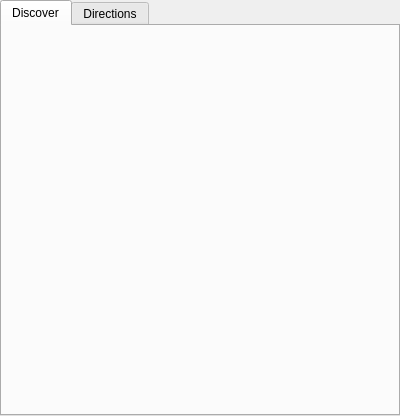
Qt form bnbnav-frontend/statedialog.ui (vicr123/bnbnav) before a commit.
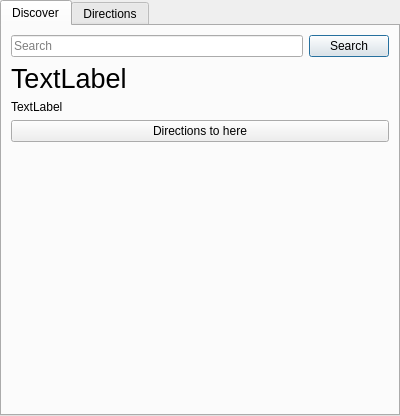
The same form after that commit. The open tabs and pages were chosen to show the change. Custom widgets are drawn as their Qt base class.

Commit message: Implement search and landmark clicks

```diff
--- a/bnbnav-frontend/statedialog.ui
+++ b/bnbnav-frontend/statedialog.ui
@@ -57,6 +57,91 @@
           <attribute name="title">
            <string>Discover</string>
           </attribute>
+          <layout class="QVBoxLayout" name="verticalLayout_5">
+           <item>
+            <layout class="QHBoxLayout" name="horizontalLayout_3">
+             <item>
+              <widget class="LocationEntryBox" name="searchBox">
+               <property name="placeholderText">
+                <string>Search</string>
+               </property>
+              </widget>
+             </item>
+             <item>
+              <widget class="QPushButton" name="searchButton">
+               <property name="text">
+                <string>Search</string>
+               </property>
+              </widget>
+             </item>
+            </layout>
+           </item>
+           <item>
+            <widget class="QStackedWidget" name="discoverStack">
+             <property name="currentIndex">
+              <number>0</number>
+             </property>
+             <widget class="QWidget" name="noLandmarkPage">
+              <layout class="QVBoxLayout" name="verticalLayout_6"/>
+             </widget>
+             <widget class="QWidget" name="landmarkPage">
+              <layout class="QVBoxLayout" name="verticalLayout_7">
+               <property name="leftMargin">
+                <number>0</number>
+               </property>
+               <property name="topMargin">
+                <number>0</number>
+               </property>
+               <property name="rightMargin">
+                <number>0</number>
+               </property>
+               <property name="bottomMargin">
+                <number>0</number>
+               </property>
+               <item>
+                <widget class="QLabel" name="landmarkName">
+                 <property name="font">
+                  <font>
+                   <pointsize>20</pointsize>
+                  </font>
+                 </property>
+                 <property name="text">
+                  <string>TextLabel</string>
+                 </property>
+                </widget>
+               </item>
+               <item>
+                <widget class="QLabel" name="landmarkCoordinates">
+                 <property name="text">
+                  <string>TextLabel</string>
+                 </property>
+                </widget>
+               </item>
+               <item>
+                <widget class="QPushButton" name="directionsToLandmarkButton">
+                 <property name="text">
+                  <string>Directions to here</string>
+                 </property>
+                </widget>
+               </item>
+               <item>
+                <spacer name="verticalSpacer">
+                 <property name="orientation">
+                  <enum>Qt::Vertical</enum>
+                 </property>
+                 <property name="sizeHint" stdset="0">
+                  <size>
+                   <width>20</width>
+                   <height>240</height>
+                  </size>
+                 </property>
+                </spacer>
+               </item>
+              </layout>
+             </widget>
+            </widget>
+           </item>
+          </layout>
          </widget>
          <widget class="QWidget" name="directionsTab">
           <attribute name="title">
```
Left out of the diff: 56 changed lines with no effect on the pictures. The commit also changes 22 other files.
